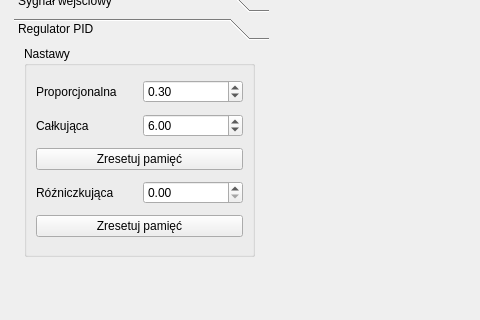
Old version of the form mainwindow.ui in the repository Morswin/ProjektNaZajeciaZSieci; both pictures show x 0 to 480 and y 209 to 529 of the 966 by 682 pixel window.
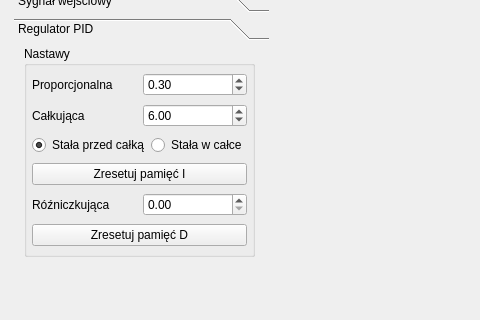
New version of the form. The open tabs and pages were chosen to show the change. Custom widgets are drawn as their Qt base class.

Patch:
```diff
--- a/mainwindow.ui
+++ b/mainwindow.ui
@@ -526,6 +526,18 @@
            <string>Nastawy</string>
           </property>
           <layout class="QVBoxLayout" name="verticalLayout_3">
+           <property name="leftMargin">
+            <number>5</number>
+           </property>
+           <property name="topMargin">
+            <number>5</number>
+           </property>
+           <property name="rightMargin">
+            <number>5</number>
+           </property>
+           <property name="bottomMargin">
+            <number>5</number>
+           </property>
            <item>
             <layout class="QHBoxLayout" name="horizontalLayout_2">
              <item>
@@ -574,10 +586,31 @@
              </item>
             </layout>
            </item>
+           <item>
+            <layout class="QHBoxLayout" name="horizontalLayout_15">
+             <item>
+              <widget class="QRadioButton" name="radioStalaOut">
+               <property name="text">
+                <string>Stała przed całką</string>
+               </property>
+               <property name="checked">
+                <bool>true</bool>
+               </property>
+              </widget>
+             </item>
+             <item>
+              <widget class="QRadioButton" name="radioSatlaIn">
+               <property name="text">
+                <string>Stała w całce</string>
+               </property>
+              </widget>
+             </item>
+            </layout>
+           </item>
            <item>
             <widget class="QPushButton" name="btnResetI">
              <property name="text">
-              <string>Zresetuj pamięć</string>
+              <string>Zresetuj pamięć I</string>
              </property>
             </widget>
            </item>
@@ -614,7 +647,7 @@
            <item>
             <widget class="QPushButton" name="btnResetD">
              <property name="text">
-              <string>Zresetuj pamięć</string>
+              <string>Zresetuj pamięć D</string>
              </property>
             </widget>
            </item>
```
Left out of the diff: 2 changed lines with no effect on the pictures.
